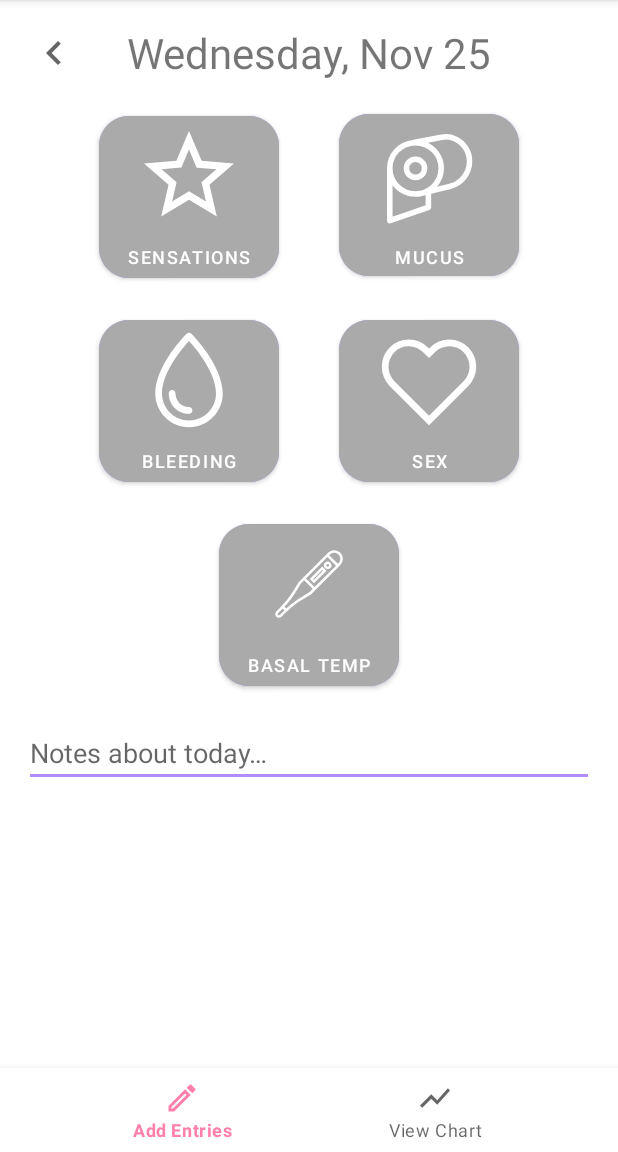
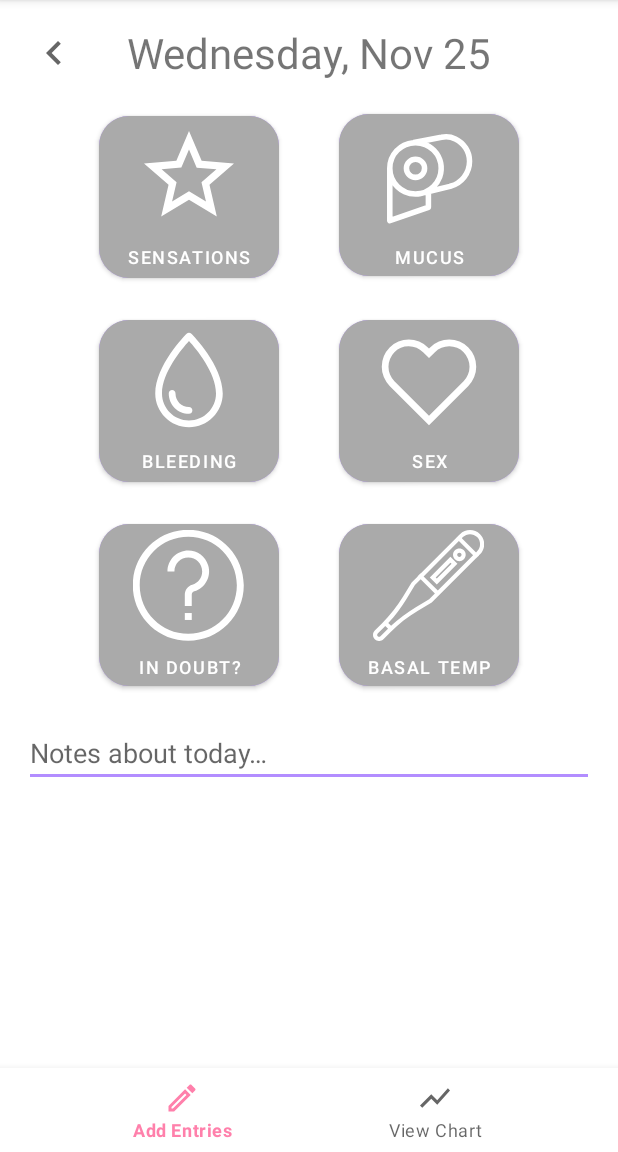
Before and after one commit to romrell4/FertilityTracker, an Android app: the screen it shows after launch (MainActivity), on a phone screen of 412 x 824 dp, the part 84-1236 px from its top. Run offline under Robolectric (Android 15) with nearby library versions, the light colour scheme and no system bars.

Commit message:
Added in doubt field

```diff
--- a/app/src/main/java/com/romrell4/fertility_tracker/domain/SymptomEntry.kt
+++ b/app/src/main/java/com/romrell4/fertility_tracker/domain/SymptomEntry.kt
@@ -13,6 +13,7 @@ data class SymptomEntry(
     val mucus: Mucus? = null,
     val bleeding: Bleeding? = null,
     val sex: Sex? = null,
+    val inDoubt: Boolean? = null,
     val temperature: Temperature? = null,
     val notes: String? = null
 ) : Parcelable, Comparable<SymptomEntry> {
--- a/app/src/main/java/com/romrell4/fertility_tracker/view/DataEntryFragment.kt
+++ b/app/src/main/java/com/romrell4/fertility_tracker/view/DataEntryFragment.kt
@@ -96,6 +96,7 @@ class DataEntryFragment : Fragment(), MucusDialogCallback, TemperatureDialogCall
         binding.mucusButton.setupSymptomButton(viewState.mucus)
         binding.bleedingButton.setupSymptomButton(viewState.bleeding)
         binding.sexButton.setupSymptomButton(viewState.sex)
+        binding.inDoubtButton.setupSymptomButton(viewState.inDoubt)
         binding.temperatureButton.setupSymptomButton(viewState.temperature)
 
         binding.sensationsButton.setUpRadioDialogListener(
@@ -118,6 +119,9 @@ class DataEntryFragment : Fragment(), MucusDialogCallback, TemperatureDialogCall
             currentValue = viewState.sex,
             viewModelFunction = viewModel::selectSex
         )
+        binding.inDoubtButton.setOnClickListener {
+            viewModel.setInDoubt(if (viewState.inDoubt != true) true else null)
+        }
         binding.temperatureButton.setOnClickListener {
             TemperatureDialog.newInstance(viewState.temperature).also {
                 it.setTargetFragment(this, 0)
--- a/app/src/main/java/com/romrell4/fertility_tracker/viewmodel/DataEntryViewModel.kt
+++ b/app/src/main/java/com/romrell4/fertility_tracker/viewmodel/DataEntryViewModel.kt
@@ -75,6 +75,10 @@ class DataEntryViewModel @JvmOverloads constructor(
         updateSymptomEntry { it.copy(temperature = temperature) }
     }
 
+    fun setInDoubt(inDoubt: Boolean?) {
+        updateSymptomEntry { it.copy(inDoubt = inDoubt) }
+    }
+
     fun saveNotes(notes: String?) {
         updateSymptomEntry { it.copy(notes = notes) }
     }
@@ -96,6 +100,7 @@ data class DataEntryState(
         mucus = symptomEntry.mucus,
         bleeding = symptomEntry.bleeding,
         sex = symptomEntry.sex,
+        inDoubt = symptomEntry.inDoubt,
         notes = symptomEntry.notes,
         temperature = symptomEntry.temperature,
         canSelectNextDate = symptomEntry.date < LocalDate.now()
@@ -108,6 +113,7 @@ data class DataEntryViewState(
     val mucus: SymptomEntry.Mucus?,
     val bleeding: SymptomEntry.Bleeding?,
     val sex: SymptomEntry.Sex?,
+    val inDoubt: Boolean?,
     val notes: String?,
     val temperature: SymptomEntry.Temperature?,
     val canSelectNextDate: Boolean
--- /dev/null
+++ b/app/src/main/res/drawable/ic_in_doubt.xml
@@ -0,0 +1,15 @@
+<vector xmlns:android="http://schemas.android.com/apk/res/android"
+    android:width="74dp"
+    android:height="74dp"
+    android:viewportWidth="511.9993"
+    android:viewportHeight="511.9993">
+    <path
+        android:fillColor="@color/white"
+        android:pathData="m255,-1c-141.387,0 -256,114.613 -256,256 0,141.383 114.613,256 256,256 141.383,0 256,-114.617 256,-256 -0.168,-141.316 -114.684,-255.832 -256,-256zM255,479c-123.711,0 -224,-100.289 -224,-224s100.289,-224 224,-224 224,100.289 224,224c-0.133,123.656 -100.344,223.867 -224,224zM255,479" />
+    <path
+        android:fillColor="@color/white"
+        android:pathData="m255,95c-52.996,0.055 -95.949,43.004 -96,96h32c0,-35.344 28.652,-64 64,-64 35.344,-0.035 64.027,28.59 64.063,63.938 0.027,28.301 -18.535,53.258 -45.648,61.375 -20.402,5.938 -34.43,24.641 -34.414,45.887v52.801h32v-52.801c0.063,-7.094 4.789,-13.301 11.613,-15.246 50.785,-15.234 79.605,-68.75 64.371,-119.535 -12.184,-40.621 -49.578,-68.434 -91.984,-68.418zM255,95" />
+    <path
+        android:fillColor="@color/white"
+        android:pathData="m239,383h32v32h-32zM239,383" />
+</vector>
--- a/app/src/main/res/drawable/ic_temperature.xml
+++ b/app/src/main/res/drawable/ic_temperature.xml
@@ -1,15 +1,15 @@
 <vector xmlns:android="http://schemas.android.com/apk/res/android"
-    android:width="72dp"
-    android:height="72dp"
-    android:viewportWidth="512"
-    android:viewportHeight="512">
+    android:width="74dp"
+    android:height="74dp"
+    android:viewportWidth="320"
+    android:viewportHeight="320">
   <path
       android:fillColor="@color/white"
-        android:pathData="M404.323,107.968c-15.98,-15.98 -41.982,-15.98 -57.963,0l-3.113,3.114l-0.116,-0.116l-8.485,8.485l0.115,0.115L233.08,221.249l-0.241,-0.241l-8.485,8.485l0.241,0.241l-17.527,17.527l-25.035,41.194c-16.852,27.728 -37.029,53.42 -59.971,76.361l-21.223,21.223c-3.354,3.354 -5.182,7.813 -5.147,12.557c0.034,4.656 1.857,9.013 5.143,12.297c0.062,0.063 0.125,0.124 0.188,0.185c6.853,6.655 17.921,6.574 24.676,-0.18l20.174,-20.174c23.784,-23.784 50.495,-44.574 79.389,-61.793l39.75,-23.688l127.715,-127.713l0.115,0.115l8.484,-8.486l-0.115,-0.115l3.113,-3.113C420.305,149.951 420.304,123.949 404.323,107.968zM137.386,382.239l-20.174,20.174c-2.143,2.143 -5.656,2.169 -7.829,0.058c-1.099,-1.078 -1.681,-2.456 -1.692,-3.961s0.569,-2.92 1.633,-3.984l21.223,-21.223c0.243,-0.242 0.48,-0.49 0.723,-0.733l7.907,7.907C138.58,381.065 137.978,381.646 137.386,382.239zM257.584,295.701l-38.467,22.923c-25.59,15.248 -49.509,33.225 -71.285,53.538l-8.219,-8.219c19.895,-21.177 37.581,-44.422 52.673,-69.255l24.286,-39.961l16.507,-16.507l40.993,40.993L257.584,295.701zM282.558,270.728l-40.993,-40.993l101.682,-101.683l40.992,40.993L282.558,270.728zM395.839,157.446l-3.113,3.113l-40.994,-40.993l3.113,-3.113c11.303,-11.302 29.691,-11.302 40.994,0C407.14,127.755 407.14,146.145 395.839,157.446z" />
+      android:pathData="M308.632,11.985c-15.98,-15.98 -41.982,-15.98 -57.963,0l-3.113,3.114l-0.116,-0.116l-8.485,8.485l0.115,0.115L137.389,125.266l-0.241,-0.241l-8.485,8.485l0.241,0.241l-17.527,17.527l-25.035,41.194c-16.852,27.728 -37.029,53.42 -59.971,76.361l-21.223,21.223c-3.354,3.354 -5.182,7.813 -5.147,12.557c0.034,4.656 1.857,9.013 5.143,12.297c0.062,0.063 0.125,0.124 0.188,0.185c6.853,6.655 17.921,6.574 24.676,-0.18l20.174,-20.174c23.784,-23.784 50.495,-44.574 79.389,-61.793l39.75,-23.688l127.715,-127.713l0.115,0.115l8.484,-8.486l-0.115,-0.115l3.113,-3.113C324.613,53.968 324.612,27.966 308.632,11.985zM41.695,286.256l-20.174,20.174c-2.143,2.143 -5.656,2.169 -7.829,0.058c-1.099,-1.078 -1.681,-2.456 -1.692,-3.961s0.569,-2.92 1.633,-3.984l21.223,-21.223c0.243,-0.242 0.48,-0.49 0.723,-0.733l7.907,7.907C42.889,285.082 42.287,285.663 41.695,286.256zM161.893,199.718l-38.467,22.923c-25.59,15.248 -49.509,33.225 -71.285,53.538l-8.219,-8.219c19.895,-21.177 37.581,-44.422 52.673,-69.255l24.286,-39.961l16.507,-16.507l40.993,40.993L161.893,199.718zM186.867,174.745l-40.993,-40.993l101.682,-101.683l40.992,40.993L186.867,174.745zM300.147,61.463l-3.113,3.113l-40.994,-40.993l3.113,-3.113c11.303,-11.302 29.691,-11.302 40.994,0C311.449,31.772 311.449,50.162 300.147,61.463z"/>
   <path
       android:fillColor="@color/white"
-        android:pathData="M259.485,232.631l20.176,20.175l59.416,-59.417l-20.174,-20.175L259.485,232.631zM279.661,235.835l-3.205,-3.204l42.447,-42.446l3.203,3.204L279.661,235.835z" />
+      android:pathData="M163.793,136.648l20.176,20.175l59.416,-59.417l-20.174,-20.175L163.793,136.648zM183.97,139.852l-3.205,-3.204l42.447,-42.446l3.203,3.204L183.97,139.852z"/>
   <path
       android:fillColor="@color/white"
-        android:pathData="M331.813,180.479c7.115,7.115 18.692,7.115 25.808,0c7.114,-7.115 7.114,-18.691 -0.001,-25.807c-7.114,-7.115 -18.691,-7.115 -25.807,0S324.697,173.364 331.813,180.479zM340.298,163.157c2.437,-2.436 6.4,-2.436 8.836,0c2.437,2.437 2.438,6.4 0,8.836c-2.436,2.437 -6.4,2.437 -8.836,0C337.861,169.558 337.862,165.594 340.298,163.157z" />
+      android:pathData="M236.121,84.496c7.115,7.115 18.692,7.115 25.808,0c7.114,-7.115 7.114,-18.691 -0.001,-25.807c-7.114,-7.115 -18.691,-7.115 -25.807,0S229.005,77.381 236.121,84.496zM244.607,67.174c2.437,-2.436 6.4,-2.436 8.836,0c2.437,2.437 2.438,6.4 0,8.836c-2.436,2.437 -6.4,2.437 -8.836,0C242.169,73.575 242.171,69.611 244.607,67.174z"/>
 </vector>
--- a/app/src/main/res/layout/fragment_data_entry.xml
+++ b/app/src/main/res/layout/fragment_data_entry.xml
@@ -91,11 +91,15 @@
                     android:text="@string/sex_button_title" />
 
                 <com.google.android.material.button.MaterialButton
+                    android:id="@+id/inDoubtButton"
+                    style="@style/SymptomButton"
+                    android:contentDescription="@string/in_doubt_label"
+                    android:drawableTop="@drawable/ic_in_doubt"
+                    android:text="@string/in_doubt_label" />
+
+                <com.google.android.material.button.MaterialButton
                     android:id="@+id/temperatureButton"
                     style="@style/SymptomButton"
-                    android:layout_column="0"
-                    android:layout_columnSpan="2"
-                    android:layout_gravity="center_horizontal"
                     android:contentDescription="@string/temperature_title"
                     android:drawableTop="@drawable/ic_temperature"
                     android:text="@string/temperature_title" />
--- a/app/src/main/res/values/strings.xml
+++ b/app/src/main/res/values/strings.xml
@@ -37,4 +37,5 @@
     <string name="graph_axis_97">97.0</string>
     <string name="graph_axis_96">96.0</string>
     <string name="graph_axis_95">95.0</string>
+    <string name="in_doubt_label">"In Doubt?"</string>
 </resources>
```
Lines whose indentation alone changed are shown as unchanged.
